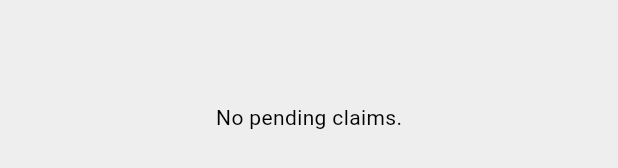
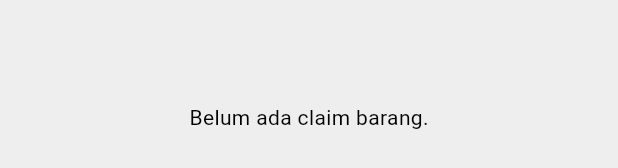
Before and after one commit to MafariT/flutter-lost-and-found, a Flutter app: the PendingClaimsFeed widget shown alone on an empty page, opened directly, on a phone screen of 412 x 824 dp. Shown: the part 501-669 px from the top of the screen. Run offline on Flutter 3.47's test engine with Material 3 defaults, Android fonts, the phone set to English and light mode, and no system bars; our stand-ins replace flutter_dotenv, flutter_riverpod, image_picker, supabase_flutter; accounts and stored records are empty; network calls fail; statements that could not run were skipped.

Commit message:
pending claim dan item ubah bahasa

```diff
--- a/lib/pages/feeds/pending_claims_feed.dart
+++ b/lib/pages/feeds/pending_claims_feed.dart
@@ -16,7 +16,7 @@ class PendingClaimsFeed extends ConsumerWidget {
         if (claims.isEmpty) {
           return RefreshIndicator(
             onRefresh: () => ref.refresh(pendingClaimsProvider.future),
-            child: const Center(child: Text('No pending claims.')),
+            child: const Center(child: Text('Belum ada claim barang.')),
           );
         }
         return RefreshIndicator(
@@ -39,8 +39,8 @@ class PendingClaimsFeed extends ConsumerWidget {
                       child: Column(
                         crossAxisAlignment: CrossAxisAlignment.start,
                         children: [
-                          const Text("Claimant's Message:", style: TextStyle(fontWeight: FontWeight.bold)),
-                          Text(claim['claimant_message'] ?? 'No message provided.'),
+                          const Text("Pesan Claim:", style: TextStyle(fontWeight: FontWeight.bold)),
+                          Text(claim['claimant_message'] ?? 'Tidak ada Pesan.'),
                           const Divider(height: 20),
                           Row(
                             mainAxisAlignment: MainAxisAlignment.end,
@@ -48,14 +48,14 @@ class PendingClaimsFeed extends ConsumerWidget {
                               TextButton(
                                 onPressed: () =>
                                     ref.read(perantaraControllerProvider.notifier).rejectClaim(claim['id']),
-                                child: const Text('Reject', style: TextStyle(color: Colors.red)),
+                                child: const Text('Tolak', style: TextStyle(color: Colors.red)),
                               ),
                               const SizedBox(width: 8),
                               ElevatedButton(
                                 onPressed: () => ref
                                     .read(perantaraControllerProvider.notifier)
                                     .approveClaim(claim['id'], item['id']),
-                                child: const Text('Approve'),
+                                child: const Text('Terima Claim'),
                               ),
                             ],
                           ),
--- a/lib/pages/feeds/pending_items_feed.dart
+++ b/lib/pages/feeds/pending_items_feed.dart
@@ -16,7 +16,7 @@ class PendingItemsFeed extends ConsumerWidget {
         if (items.isEmpty) {
           return RefreshIndicator(
             onRefresh: () => ref.refresh(pendingItemsProvider.future),
-            child: const Center(child: Text('No new items to review.')),
+            child: const Center(child: Text('Tidak ada laporan temuan barang.')),
           );
         }
         return RefreshIndicator(
@@ -28,8 +28,8 @@ class PendingItemsFeed extends ConsumerWidget {
               return Card(
                 margin: const EdgeInsets.symmetric(horizontal: 12, vertical: 6),
                 child: ListTile(
-                  title: Text(item['item_name']),
-                  subtitle: Text(item['description'] ?? 'No description'),
+                  title: Text(item['Nama Barang']),
+                  subtitle: Text(item['Deskripsi'] ?? 'Tidak terdeskripsi'),
                   trailing: Row(
                     mainAxisSize: MainAxisSize.min,
                     children: [
```
